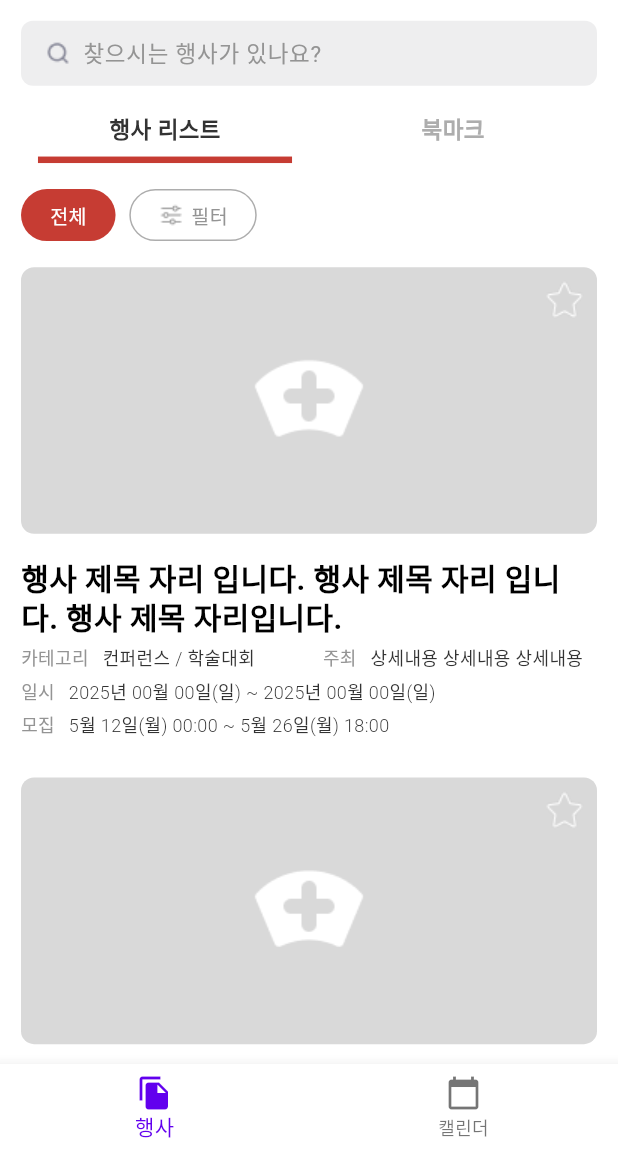
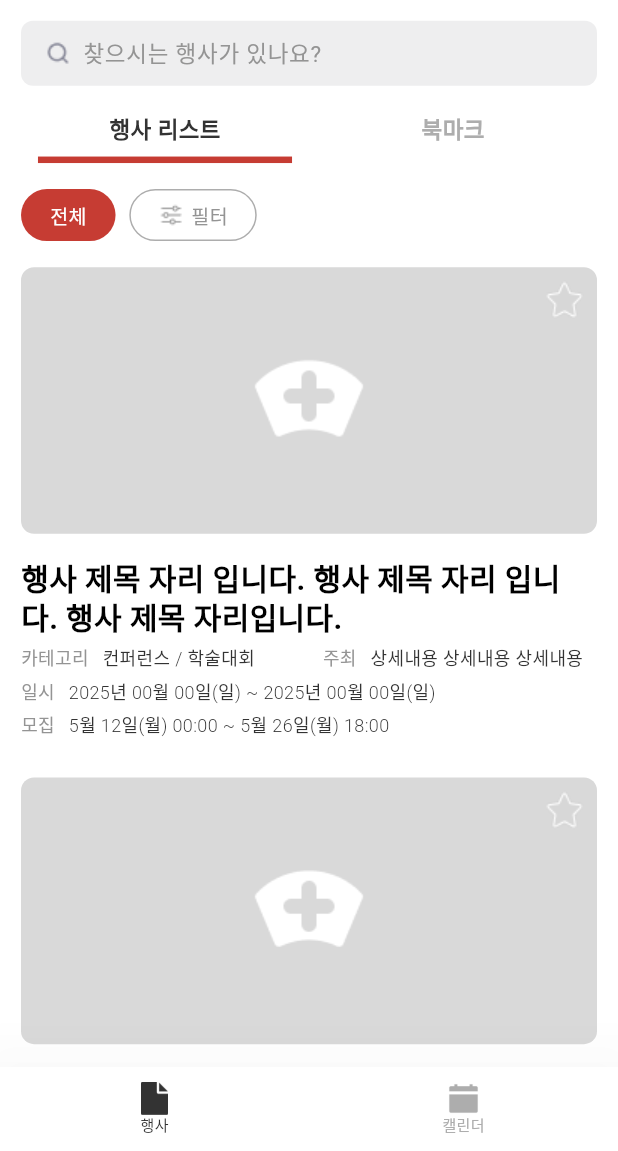
Before and after one commit to jungwuk-ryu/duty-it, a Flutter app: the screen it shows after launch, on a phone screen of 412 x 824 dp, the part 85-1236 px from its top. Run offline on Flutter 3.47's test engine with Material 3 defaults, Android fonts, the light colour scheme and no system bars; drawn by our look-alikes of infinite_scroll_pagination; our stand-ins replace flutter_screenutil, get; Roboto replaces fonts that are missing (Pretendard).

Commit message:
style: BottomNavigationBar 디자인 수정

```diff
--- a/lib/app/modules/main/views/main_view.dart
+++ b/lib/app/modules/main/views/main_view.dart
@@ -1,9 +1,12 @@
 import 'package:flutter/material.dart';
+import 'package:flutter_screenutil/flutter_screenutil.dart';
 
 import 'package:get/get.dart';
+import 'package:myapp/app/core/constants/app_colors.dart';
 import 'package:myapp/app/modules/calendar/views/calendar_view.dart';
 import 'package:myapp/app/modules/home/views/home_view.dart';
 import 'package:myapp/app/modules/main/widgets/drawer/end_drawer.dart';
+import 'package:myapp/gen/assets.gen.dart';
 
 import '../controllers/main_controller.dart';
 
@@ -29,18 +32,42 @@ class MainView extends GetView<MainController> {
       ),
       bottomNavigationBar: Obx(
         () => BottomNavigationBar(
+          elevation: 50,
           currentIndex: controller.currentIndex.value,
           onTap: controller.changeTab,
-        items: const [
-          BottomNavigationBarItem(icon: Icon(Icons.file_copy), label: '행사'),
+          selectedFontSize: 10,
+          selectedItemColor: AppColors.black,
+          unselectedFontSize: 10,
+          unselectedItemColor: AppColors.g04,
+          items: [
             BottomNavigationBarItem(
-            icon: Icon(Icons.calendar_today),
+              icon: Image.asset(
+                Assets.icons.paper.path,
+                width: 20.r,
+                height: 20.r,
+                color:
+                    controller.currentIndex.value == 0
+                        ? AppColors.black
+                        : AppColors.g04,
+              ),
+              label: '행사',
+            ),
+            BottomNavigationBarItem(
+              icon: Image.asset(
+                Assets.icons.calendarClearSharp.path,
+                width: 20.r,
+                height: 20.r,
+                color:
+                    controller.currentIndex.value == 1
+                        ? AppColors.black
+                        : AppColors.g04,
+              ),
               label: '캘린더',
             ),
           ],
         ),
       ),
-      endDrawer: EndDrawer()
+      endDrawer: EndDrawer(),
     );
   }
 }
--- a/lib/gen/assets.gen.dart
+++ b/lib/gen/assets.gen.dart
@@ -28,6 +28,10 @@ class $AssetsIconsGen {
   AssetGenImage get bookmarkSharp =>
       const AssetGenImage('assets/icons/bookmark-sharp.png');
 
+  /// File path: assets/icons/calendar-clear-sharp.png
+  AssetGenImage get calendarClearSharp =>
+      const AssetGenImage('assets/icons/calendar-clear-sharp.png');
+
   /// File path: assets/icons/close.png
   AssetGenImage get close => const AssetGenImage('assets/icons/close.png');
 
@@ -47,6 +51,9 @@ class $AssetsIconsGen {
   AssetGenImage get nurseCap =>
       const AssetGenImage('assets/icons/nurse_cap.png');
 
+  /// File path: assets/icons/paper.png
+  AssetGenImage get paper => const AssetGenImage('assets/icons/paper.png');
+
   /// File path: assets/icons/quill_hamburger.png
   AssetGenImage get quillHamburger =>
       const AssetGenImage('assets/icons/quill_hamburger.png');
@@ -61,11 +68,13 @@ class $AssetsIconsGen {
     backLeft,
     bookmarkSharpRed,
     bookmarkSharp,
+    calendarClearSharp,
     close,
     iconTextdelete,
     iconamoonSearch,
     mageFilter,
     nurseCap,
+    paper,
     quillHamburger,
     solarPenBold,
   ];
```
Also changed, not shown: assets/icons/1.0x/calendar-clear-sharp.png (added), assets/icons/1.0x/paper.png (added), assets/icons/1.5x/calendar-clear-sharp.png (added), assets/icons/1.5x/paper.png (added), assets/icons/2.0x/calendar-clear-sharp.png (added), assets/icons/2.0x/paper.png (added), assets/icons/3.0x/calendar-clear-sharp.png (added), assets/icons/3.0x/paper.png (added), assets/icons/4.0x/calendar-clear-sharp.png (added), assets/icons/4.0x/paper.png (added), assets/icons/calendar-clear-sharp.png (added), assets/icons/paper.png (added). Lines whose indentation alone changed are shown as unchanged.
